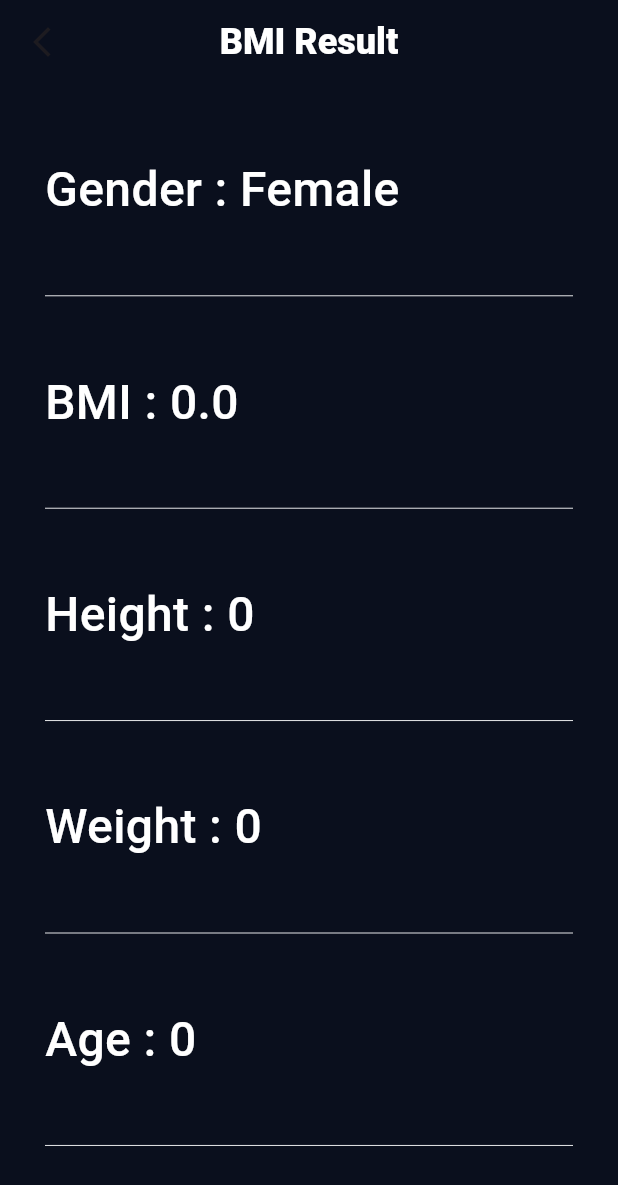
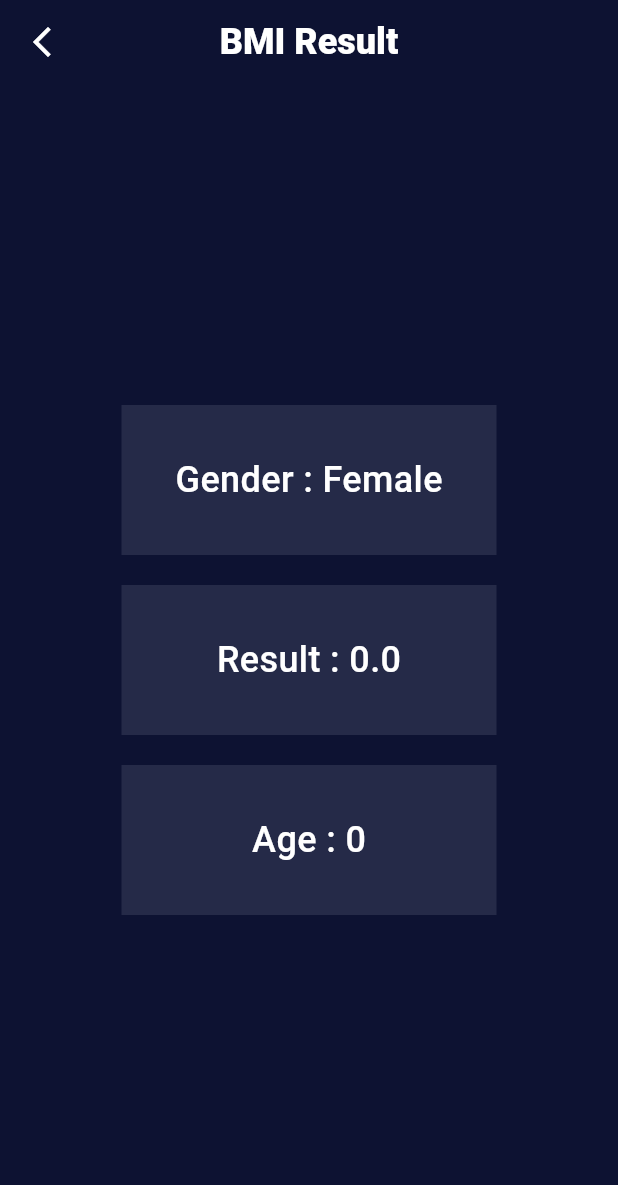
Before and after one commit to AhmedMaged1722/bmi-calculator, a Flutter app: the CalcPage screen opened directly with empty values, on a phone screen of 412 x 824 dp. Shown: the top 1185 px of the screen. Run offline on Flutter 3.47's test engine with Material 3 defaults, Android fonts, the phone set to English and light mode, and no system bars.

Commit message:
chage ui

```diff
--- a/lib/pages/calc_page.dart
+++ b/lib/pages/calc_page.dart
@@ -19,7 +19,7 @@ class CalcPage extends StatelessWidget {
   @override
   Widget build(BuildContext context) {
     return Scaffold(
-      backgroundColor: const Color(0xFF0A0F1D),
+      backgroundColor: const Color(0xFF0D1232),
       appBar: AppBar(
         leading: IconButton(
           onPressed: () {
@@ -27,9 +27,10 @@ class CalcPage extends StatelessWidget {
           },
           icon: const Icon(
             Icons.arrow_back_ios_new,
+            color: Colors.white,
           ),
         ),
-        backgroundColor: const Color(0xFF0A0F1D),
+        backgroundColor: const Color(0xFF0D1232),
         centerTitle: true,
         title: const Text(
           'BMI Result',
@@ -41,95 +42,57 @@ class CalcPage extends StatelessWidget {
         ),
         elevation: 0,
       ),
-      body: Padding(
-        padding: const EdgeInsets.all(30),
+      body: Center(
         child: Column(
-          crossAxisAlignment: CrossAxisAlignment.start,
-          mainAxisAlignment: MainAxisAlignment.spaceAround,
+          crossAxisAlignment: CrossAxisAlignment.center,
+          mainAxisAlignment: MainAxisAlignment.center,
           children: [
-            Text(
+            Container(
+              height: 100,
+              width: 250,
+              color: const Color(0xFF252A48),
+              child: Center(
+                child: Text(
                   'Gender : ${isMale ? 'Male' : 'Female'}',
                   style: const TextStyle(
                       color: Colors.white,
-                  fontSize: 32,
+                      fontSize: 24,
                       fontWeight: FontWeight.w500),
                 ),
-            const Padding(
-              padding: EdgeInsets.only(top: 8, bottom: 8),
-              child: Divider(
-                color: Colors.white,
-                thickness: 0.6,
-                endIndent: 0,
-                indent: 0,
-                height: 10,
               ),
             ),
-            Text(
-              'BMI : ${bmi.roundToDouble()}',
+            const SizedBox(
+              height: 20,
+            ),
+            Container(
+              height: 100,
+              width: 250,
+              color: const Color(0xFF252A48),
+              child: Center(
+                child: Text(
+                  'Result : ${bmi.roundToDouble()}',
                   style: const TextStyle(
                       color: Colors.white,
-                  fontSize: 32,
+                      fontSize: 24,
                       fontWeight: FontWeight.w500),
                 ),
-            const Padding(
-              padding: EdgeInsets.only(top: 8, bottom: 8),
-              child: Divider(
-                color: Colors.white,
-                thickness: 0.6,
-                endIndent: 0,
-                indent: 0,
-                height: 10,
               ),
             ),
-            Text(
-              'Height : ${height.round()}',
-              style: const TextStyle(
-                  color: Colors.white,
-                  fontSize: 32,
-                  fontWeight: FontWeight.w500),
+            const SizedBox(
+              height: 20,
             ),
-            const Padding(
-              padding: EdgeInsets.only(top: 8, bottom: 8),
-              child: Divider(
-                color: Colors.white,
-                thickness: 0.6,
-                endIndent: 0,
-                indent: 0,
-                height: 10,
-              ),
-            ),
-            Text(
-              'Weight : ${weight.round()}',
-              style: const TextStyle(
-                  color: Colors.white,
-                  fontSize: 32,
-                  fontWeight: FontWeight.w500),
-            ),
-            const Padding(
-              padding: EdgeInsets.only(top: 8, bottom: 8),
-              child: Divider(
-                color: Colors.white,
-                thickness: 0.6,
-                endIndent: 0,
-                indent: 0,
-                height: 10,
-              ),
-            ),
-            Text(
+            Container(
+              height: 100,
+              width: 250,
+              color: const Color(0xFF252A48),
+              child: Center(
+                child: Text(
                   'Age : $age',
                   style: const TextStyle(
                       color: Colors.white,
-                  fontSize: 32,
+                      fontSize: 24,
                       fontWeight: FontWeight.w500),
                 ),
-            const Padding(
-              padding: EdgeInsets.only(top: 8, bottom: 8),
-              child: Divider(
-                color: Colors.white,
-                thickness: 0.6,
-                endIndent: 0,
-                indent: 0,
-                height: 10,
               ),
             ),
           ],
```
Also changed, not shown: lib/pages/home_page.dart (+85 -69 lines), pubspec.yaml (+3 -7 lines), pubspec.lock, 1 other file. Lines whose indentation alone changed are shown as unchanged.
